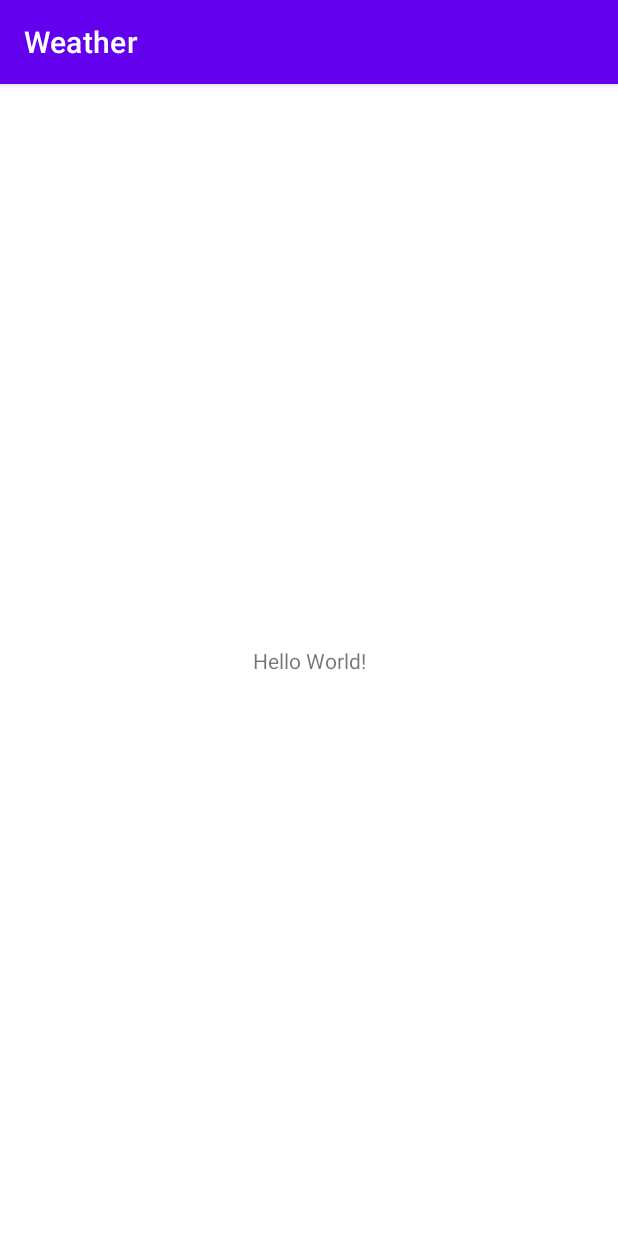
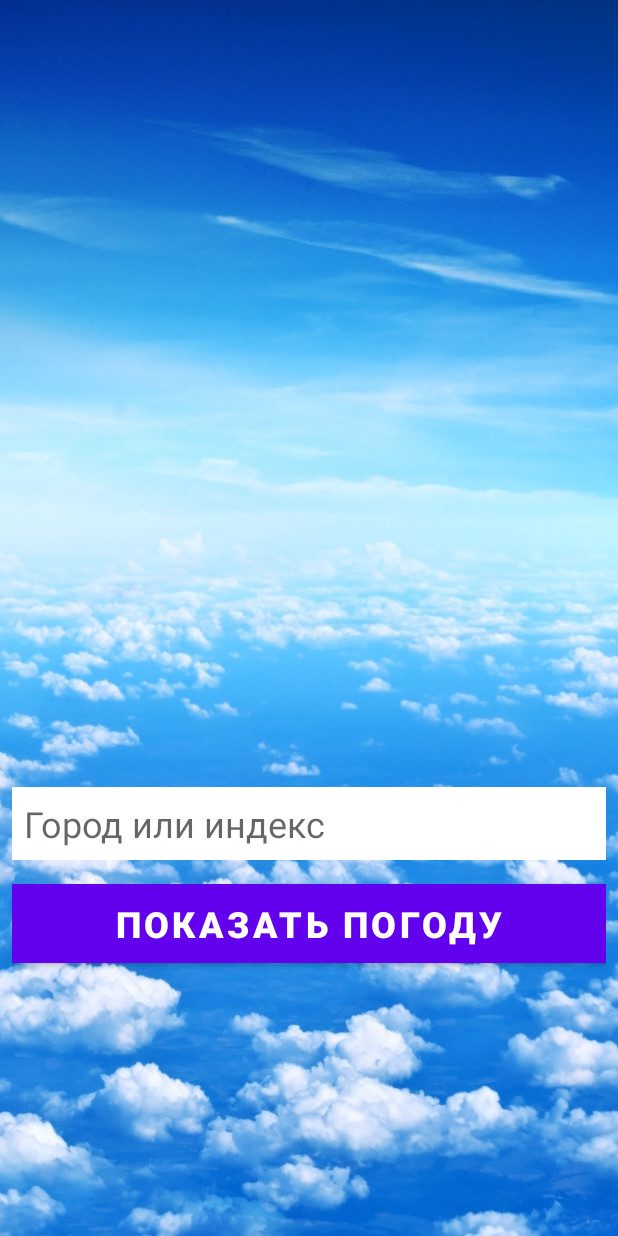
Before and after one commit to paveln0366/Weather, an Android app: the screen it shows after launch (MainActivity), on a phone screen of 412 x 824 dp. Run offline under Robolectric (Android 15) with nearby library versions, the phone set to English and light mode, and no system bars.

Commit message:
Interface created

```diff
--- a/app/src/main/java/com/pavelpotapov/weather/MainActivity.java
+++ b/app/src/main/java/com/pavelpotapov/weather/MainActivity.java
@@ -3,12 +3,19 @@ package com.pavelpotapov.weather;
 import androidx.appcompat.app.AppCompatActivity;
 
 import android.os.Bundle;
+import android.widget.EditText;
+import android.widget.TextView;
 
 public class MainActivity extends AppCompatActivity {
+    private final String WEATHER = "https://api.openweathermap.org/data/2.5/weather?q=%s&appid=7b7de927047026f2f798a4f49f92c528&lang=ru&units=metric";
+    private EditText editTextCity;
+    private TextView textViewWeather;
 
     @Override
     protected void onCreate(Bundle savedInstanceState) {
         super.onCreate(savedInstanceState);
         setContentView(R.layout.activity_main);
+        editTextCity = findViewById(R.id.editTextCity);
+        textViewWeather = findViewById(R.id.textViewWeather);
     }
 }
--- a/app/src/main/res/layout/activity_main.xml
+++ b/app/src/main/res/layout/activity_main.xml
@@ -4,15 +4,55 @@
     xmlns:tools="http://schemas.android.com/tools"
     android:layout_width="match_parent"
     android:layout_height="match_parent"
+    android:background="@drawable/background"
+    android:padding="8dp"
     tools:context=".MainActivity">
 
+    <Button
+        android:id="@+id/buttonShowWeather"
+        android:layout_width="0dp"
+        android:layout_height="wrap_content"
+        android:background="@android:color/holo_blue_dark"
+        android:text="@string/show_weather"
+        android:textColor="@color/white"
+        android:textSize="24sp"
+        android:textStyle="bold"
+        android:layout_marginTop="16dp"
+        app:layout_constraintEnd_toEndOf="parent"
+        app:layout_constraintStart_toStartOf="parent"
+        app:layout_constraintTop_toBottomOf="@+id/editTextCity" />
+
     <TextView
+        android:id="@+id/textViewWeather"
+        android:layout_width="0dp"
+        android:layout_height="wrap_content"
+        android:textColor="@color/white"
+        android:textSize="24sp"
+        android:textStyle="bold"
+        app:layout_constraintBottom_toTopOf="@+id/editTextCity"
+        app:layout_constraintEnd_toEndOf="parent"
+        app:layout_constraintStart_toStartOf="parent"
+        app:layout_constraintTop_toTopOf="parent"
+        tools:text="Температуа" />
+
+    <EditText
+        android:id="@+id/editTextCity"
+        android:layout_width="0dp"
+        android:layout_height="wrap_content"
+        android:background="@color/white"
+        android:ems="10"
+        android:inputType="textPersonName"
+        android:padding="8dp"
+        android:hint="@string/input_city"
+        android:textSize="24sp"
+        app:layout_constraintBottom_toTopOf="@+id/guideline2"
+        app:layout_constraintEnd_toEndOf="parent"
+        app:layout_constraintStart_toStartOf="parent" />
+
+    <androidx.constraintlayout.widget.Guideline
+        android:id="@+id/guideline2"
         android:layout_width="wrap_content"
         android:layout_height="wrap_content"
-        android:text="Hello World!"
-        app:layout_constraintBottom_toBottomOf="parent"
-        app:layout_constraintLeft_toLeftOf="parent"
-        app:layout_constraintRight_toRightOf="parent"
-        app:layout_constraintTop_toTopOf="parent" />
-
+        android:orientation="horizontal"
+        app:layout_constraintGuide_percent="0.70"/>
 </androidx.constraintlayout.widget.ConstraintLayout>
--- a/app/src/main/res/values/strings.xml
+++ b/app/src/main/res/values/strings.xml
@@ -1,3 +1,5 @@
 <resources>
     <string name="app_name">Weather</string>
+    <string name="show_weather">Показать погоду</string>
+    <string name="input_city">Город или индекс</string>
 </resources>
--- a/app/src/main/res/values/themes.xml
+++ b/app/src/main/res/values/themes.xml
@@ -1,6 +1,6 @@
 <resources xmlns:tools="http://schemas.android.com/tools">
     <!-- Base application theme. -->
-    <style name="Theme.Weather" parent="Theme.MaterialComponents.DayNight.DarkActionBar">
+    <style name="Theme.Weather" parent="Theme.MaterialComponents.DayNight.NoActionBar">
         <!-- Primary brand color. -->
         <item name="colorPrimary">@color/purple_500</item>
         <item name="colorPrimaryVariant">@color/purple_700</item>
```
Also changed, not shown: app/src/main/res/drawable/background.jpg (added).
